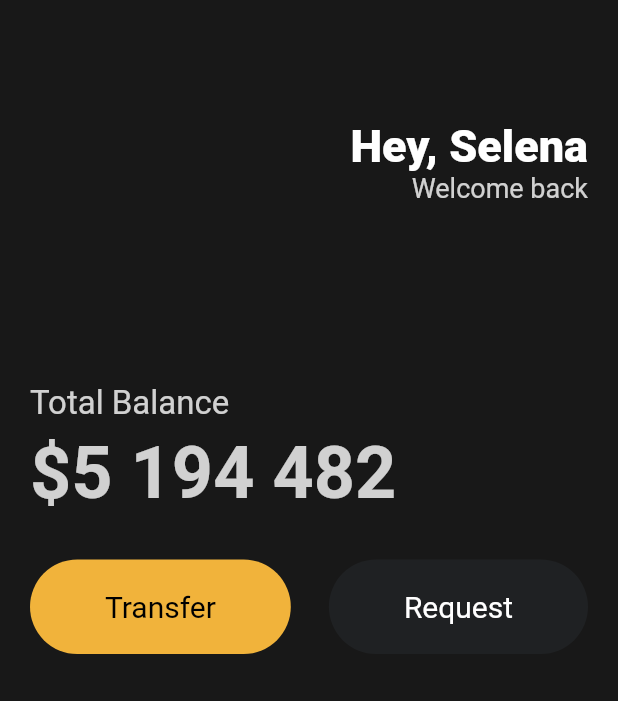
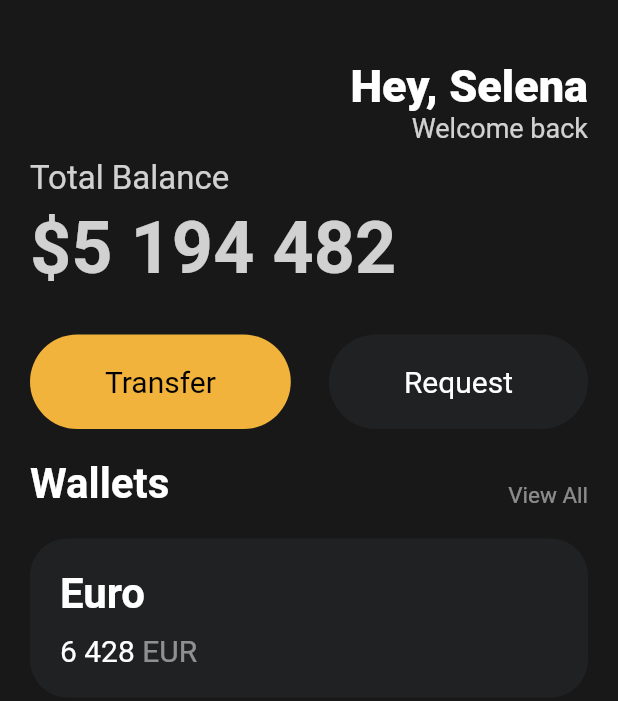
Before and after one commit to kingof7/flutter_nomad, a Flutter app: the screen it shows after launch, on a phone screen of 412 x 824 dp. Shown: the top 701 px of the screen. Run offline on Flutter 3.47's test engine with Material 2 defaults, Android fonts, the phone set to English and light mode, and no system bars.

Commit message:
#3.6 Cards (13:34)

```diff
--- a/lib/main.dart
+++ b/lib/main.dart
@@ -29,14 +29,12 @@ class App extends StatelessWidget {
             crossAxisAlignment: CrossAxisAlignment.start,
             children: [
               SizedBox(
-                  height: 80,
+                height: 40,
               ),
               Row(
                 mainAxisAlignment: MainAxisAlignment.end,
                 children: [
-                    Column(
-                        crossAxisAlignment: CrossAxisAlignment.end,
-                        children: [
+                  Column(crossAxisAlignment: CrossAxisAlignment.end, children: [
                     Text(
                       'Hey, Selena',
                       style: TextStyle(
@@ -55,7 +53,7 @@ class App extends StatelessWidget {
                 ],
               ),
               SizedBox(
-                  height: 120,
+                height: 10,
               ),
               Text(
                 'Total Balance',
@@ -92,10 +90,82 @@ class App extends StatelessWidget {
                     textColor: Colors.white,
                   ),
                 ],
+              ),
+              const SizedBox(
+                height: 20,
+              ),
+              Row(
+                crossAxisAlignment: CrossAxisAlignment.end,
+                mainAxisAlignment: MainAxisAlignment.spaceBetween,
+                children: [
+                  const Text('Wallets',
+                      style: TextStyle(
+                        color: Colors.white,
+                        fontSize: 28,
+                        fontWeight: FontWeight.w600,
+                      )),
+                  Text('View All',
+                      style: TextStyle(
+                        color: Colors.white.withOpacity(0.5),
+                        fontSize: 15,
+                      )),
+                ],
+              ),
+              const SizedBox(
+                height: 20,
+              ),
+              Container(
+                decoration: BoxDecoration(
+                  color: Color(0xFF1F2123),
+                  borderRadius: BorderRadius.circular(25),
+                ),
+                child: Padding(
+                  padding: const EdgeInsets.all(20),
+                  child: Row(
+                    children: [
+                      Column(
+                        crossAxisAlignment: CrossAxisAlignment.start,
+                        children: [
+                          Text(
+                            'Euro',
+                            style: TextStyle(
+                              color: Colors.white,
+                              fontSize: 28,
+                              fontWeight: FontWeight.w600,
+                            ),
+                          ),
+                          SizedBox(
+                            height: 10,
+                          ),
+                          Row(
+                            children: [
+                              Text(
+                                '6 428',
+                                style: TextStyle(
+                                  color: Colors.white,
+                                  fontSize: 20,
+                                ),
+                              ),
+                              SizedBox(
+                                width: 5,
+                              ),
+                              Text('EUR',
+                                  style: TextStyle(
+                                    color: Colors.white.withOpacity(0.5),
+                                    fontSize: 20,
+                                  )),
+                            ],
+                          )
+                        ],
                       )
                     ],
                   ),
-          )),
+                ),
+              ),
+            ],
+          ),
+        ),
+      ),
     );
   }
 }
```
Lines whose indentation alone changed are shown as unchanged.
